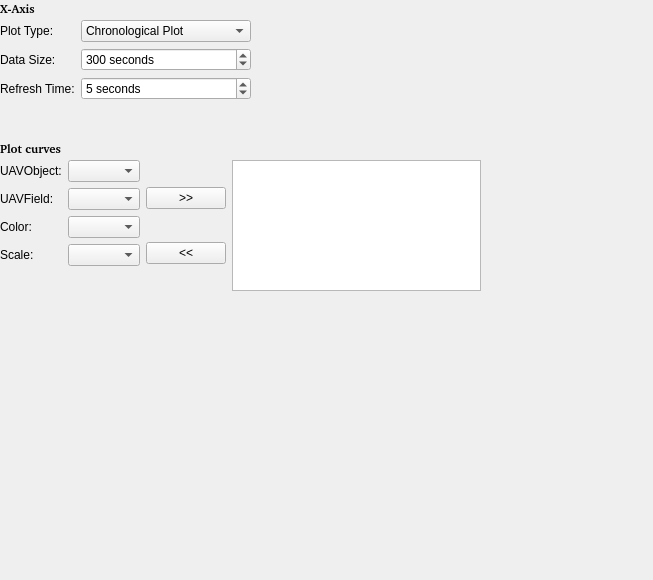
This is ground/src/plugins/scope/scopegadgetoptionspage.ui in openpilot/OpenPilot as Qt 5 draws it before an edit. The edited form follows.
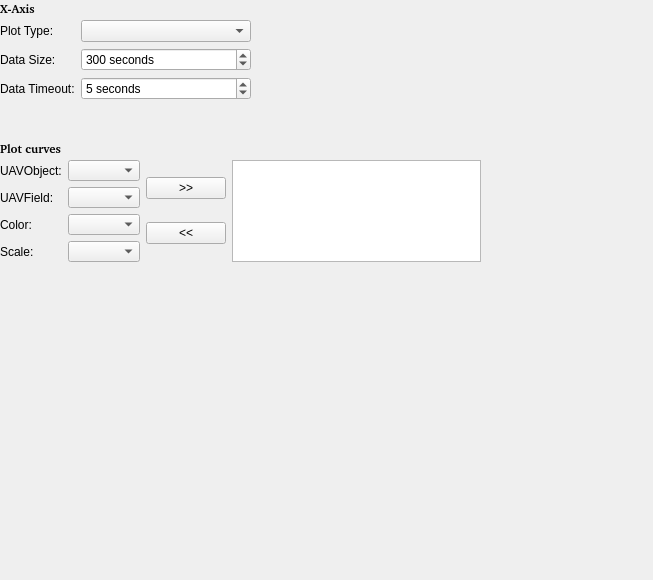
This is the edited form.

```diff
--- a/ground/src/plugins/scope/scopegadgetoptionspage.ui
+++ b/ground/src/plugins/scope/scopegadgetoptionspage.ui
@@ -36,18 +36,7 @@
       <enum>QFormLayout::AllNonFixedFieldsGrow</enum>
      </property>
      <item row="1" column="1">
-      <widget class="QComboBox" name="comboBox">
-       <item>
-        <property name="text">
-         <string>Chronological Plot</string>
-        </property>
-       </item>
-       <item>
-        <property name="text">
-         <string>Sequencial Plot</string>
-        </property>
-       </item>
-      </widget>
+      <widget class="QComboBox" name="cmbPlotType"/>
      </item>
      <item row="1" column="0">
       <widget class="QLabel" name="label">
@@ -98,7 +87,7 @@
      <item row="3" column="0">
       <widget class="QLabel" name="label_7">
        <property name="text">
-        <string>Refresh Time:</string>
+        <string>Data Timeout:</string>
        </property>
       </widget>
      </item>
@@ -110,10 +99,13 @@
       <x>0</x>
       <y>160</y>
       <width>481</width>
-      <height>131</height>
+      <height>102</height>
      </rect>
     </property>
     <layout class="QHBoxLayout" name="horizontalLayout">
+     <property name="sizeConstraint">
+      <enum>QLayout::SetDefaultConstraint</enum>
+     </property>
      <item>
       <layout class="QFormLayout" name="formLayout">
        <item row="0" column="0">
@@ -154,7 +146,11 @@
         </widget>
        </item>
        <item row="3" column="1">
-        <widget class="QComboBox" name="comboBox_5"/>
+        <widget class="QComboBox" name="cmbScale">
+         <property name="editable">
+          <bool>false</bool>
+         </property>
+        </widget>
        </item>
       </layout>
      </item>
@@ -182,7 +178,10 @@
      <item>
       <layout class="QVBoxLayout" name="verticalLayout">
        <item>
-        <widget class="QListView" name="listView">
+        <widget class="QListWidget" name="lstCurves">
+         <property name="selectionBehavior">
+          <enum>QAbstractItemView::SelectItems</enum>
+         </property>
          <property name="batchSize">
           <number>100</number>
          </property>
```
Left out of the diff: 16 changed lines with no effect on the pictures.
